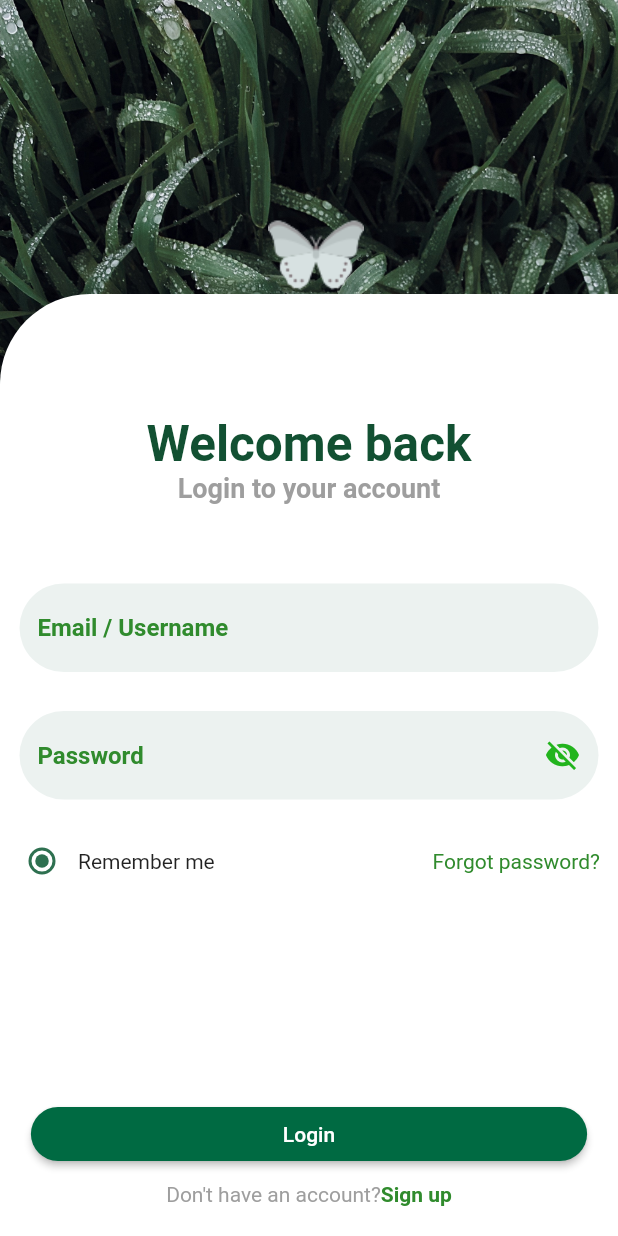
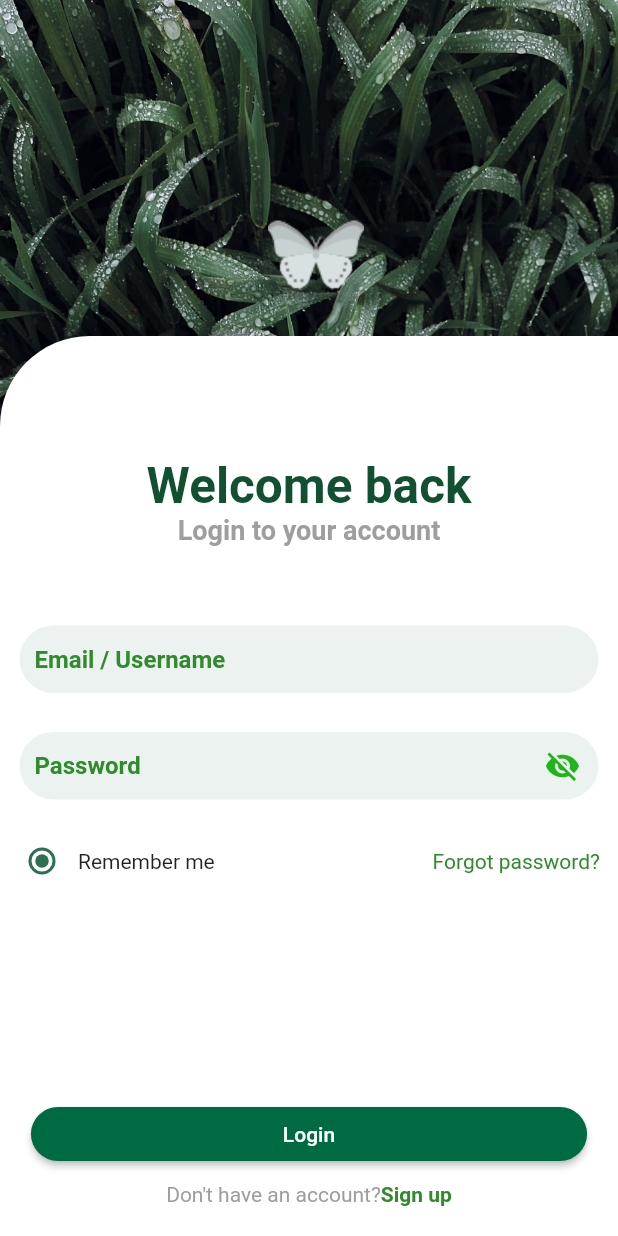
Before and after one commit to ginjardev/loginScreens, a Flutter app: the screen it shows after launch, after a tap on "Login", on a phone screen of 412 x 824 dp. Run offline on Flutter 3.47's test engine with Material 2 defaults, Android fonts, the phone set to English and light mode, and no system bars.

Commit message:
reusable textfield refactored

```diff
--- a/login_ui_task/lib/reusables/textField.dart
+++ b/login_ui_task/lib/reusables/textField.dart
@@ -9,9 +9,12 @@ class MyTextField extends StatelessWidget {
   @override
   Widget build(BuildContext context) {
     return Container(
+      // color: Colors.amberAccent.shade100,
+      height: 45,
       child: TextField(
         style: TextStyle(fontWeight: FontWeight.bold),
         decoration: InputDecoration(
+          contentPadding: EdgeInsets.all(10.0),
           border: OutlineInputBorder(
               borderRadius: BorderRadius.all(
             Radius.circular(50)
```
